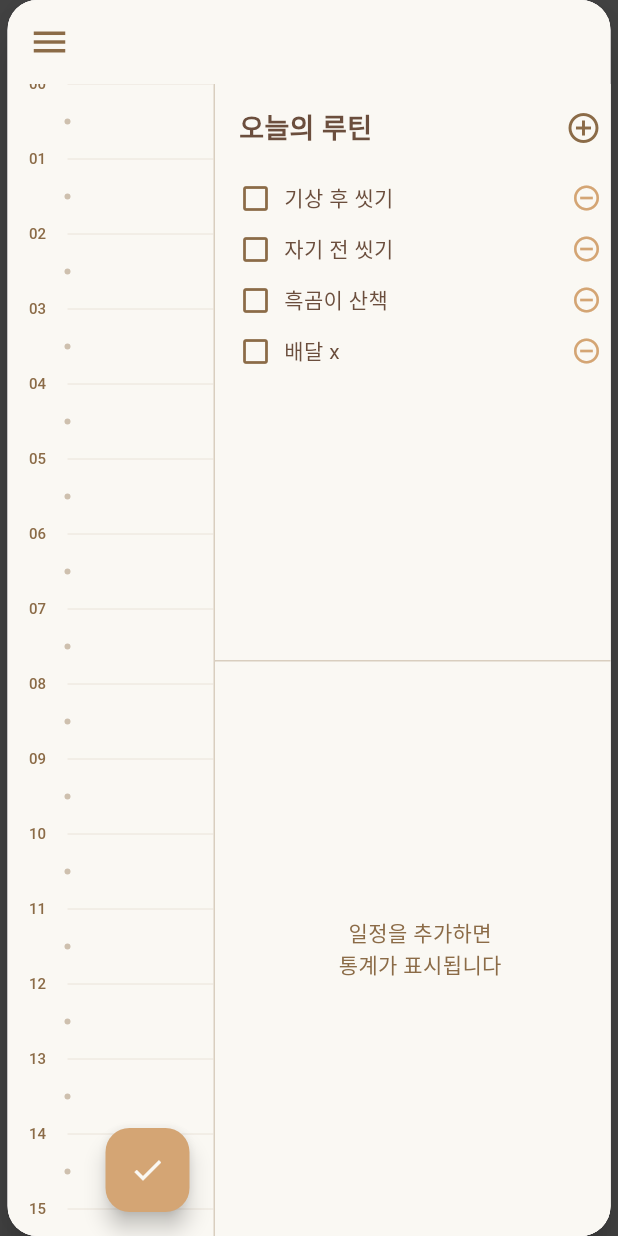
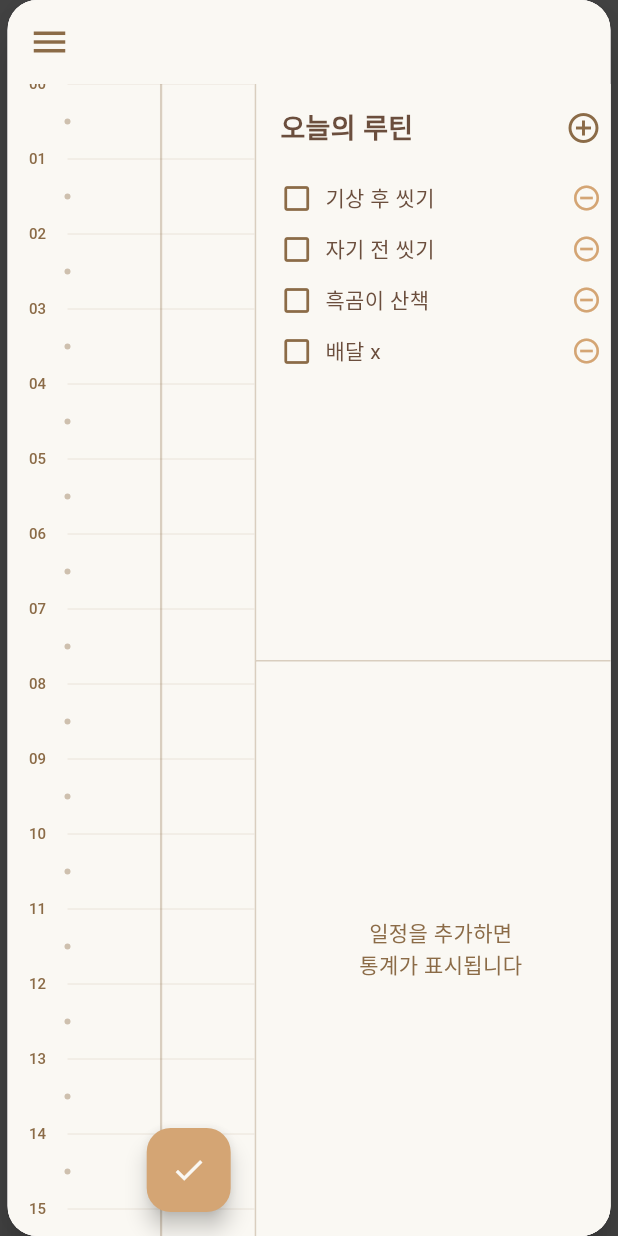
Before and after one commit to jam9582/todo, a Flutter app: the screen it shows after launch, after a tap on the "add" icon, on a phone screen of 412 x 824 dp. Run offline on Flutter 3.47's test engine with Material 3 defaults, Android fonts, the phone set to English and light mode, and no system bars.

Commit message:
feat: 할일 2트랙으로 등록 가능하게 구현

```diff
--- a/lib/models/schedule_entry.dart
+++ b/lib/models/schedule_entry.dart
@@ -6,10 +6,12 @@ class ScheduleEntry {
   final TimeOfDay startTime;
   final TimeOfDay endTime;
   final ActivityCategory category;
+  final int track; // 0: 왼쪽 트랙, 1: 오른쪽 트랙
 
   ScheduleEntry({
     required this.startTime,
     required this.endTime,
     required this.category,
+    this.track = 0, // 기본값: 왼쪽 트랙
   });
 }
--- a/lib/screens/schedule_screen.dart
+++ b/lib/screens/schedule_screen.dart
@@ -50,14 +50,17 @@ class _ScheduleScreenState extends State<ScheduleScreen> {
   /// 편집 모드 상태 (true일 때만 드래그로 일정 추가 가능)
   bool _isEditMode = false;
 
+  /// 드래그한 트랙 (0: 왼쪽, 1: 오른쪽)
+  int _selectedTrack = 0;
+
   // --- 빌드 메서드 ---
 
   @override
   Widget build(BuildContext context) {
     final screenWidth = MediaQuery.of(context).size.width;
     final screenHeight = MediaQuery.of(context).size.height;
-    final leftWidth = screenWidth / 3; // 왼쪽 1/3
-    final rightWidth = screenWidth * 2 / 3; // 오른쪽 2/3
+    final leftWidth = screenWidth * 2 / 5; // 왼쪽 2/5
+    final rightWidth = screenWidth * 3 / 5; // 오른쪽 3/5
 
     return Scaffold(
       appBar: AppBar(
@@ -93,6 +96,7 @@ class _ScheduleScreenState extends State<ScheduleScreen> {
                           painter: TimelinePainter(
                             hourHeight: AppSizes.hourHeight,
                             timelineWidth: AppSizes.timelineWidth,
+                            totalWidth: leftWidth,
                             context: context,
                           ),
                         ),
@@ -103,6 +107,7 @@ class _ScheduleScreenState extends State<ScheduleScreen> {
                               isEditMode: _isEditMode,
                               hourHeight: AppSizes.hourHeight,
                               timelineWidth: AppSizes.timelineWidth,
+                              totalWidth: leftWidth,
                               onTap: () => _deleteSchedule(entry),
                             )),
 
@@ -114,6 +119,7 @@ class _ScheduleScreenState extends State<ScheduleScreen> {
                             isEditMode: _isEditMode,
                             hourHeight: AppSizes.hourHeight,
                             timelineWidth: AppSizes.timelineWidth,
+                            totalWidth: leftWidth,
                           ),
 
                         // 4. 드래그를 감지할 제스처 영역 (편집 모드일 때만)
@@ -265,10 +271,18 @@ class _ScheduleScreenState extends State<ScheduleScreen> {
     _dragStartTime = TimeUtils.getTimeFromOffset(details.localPosition.dy, AppSizes.hourHeight);
     _dragEndTime = _dragStartTime;
 
+    // 드래그 위치에 따라 트랙 선택 (왼쪽 절반 = 트랙 0, 오른쪽 절반 = 트랙 1)
+    final screenWidth = MediaQuery.of(context).size.width;
+    final leftWidth = screenWidth * 2 / 5;
+    final availableWidth = leftWidth - AppSizes.timelineWidth;
+    final trackThreshold = AppSizes.timelineWidth + (availableWidth / 2);
+    _selectedTrack = details.localPosition.dx < trackThreshold ? 0 : 1;
+
     setState(() {
       _previewEntry = ScheduleEntry(
         startTime: _dragStartTime!,
         endTime: _dragEndTime!,
+        track: _selectedTrack,
         category: ActivityCategory(
           name: '...',
           icon: Icons.drag_handle,
@@ -291,6 +305,7 @@ class _ScheduleScreenState extends State<ScheduleScreen> {
       _previewEntry = ScheduleEntry(
         startTime: startTimeInMinutes < endTimeInMinutes ? _dragStartTime! : _dragEndTime!,
         endTime: startTimeInMinutes < endTimeInMinutes ? _dragEndTime! : _dragStartTime!,
+        track: _selectedTrack,
         category: _previewEntry!.category,
       );
     });
@@ -510,6 +525,7 @@ class _ScheduleScreenState extends State<ScheduleScreen> {
                         _schedules.add(ScheduleEntry(
                           startTime: _previewEntry!.startTime,
                           endTime: _previewEntry!.endTime,
+                          track: _previewEntry!.track,
                           category: category,
                         ));
                         _previewEntry = null;
--- a/lib/utils/constants.dart
+++ b/lib/utils/constants.dart
@@ -11,13 +11,13 @@ class AppColors {
   static const Color lightBrown = Color(0xFFD4A574);
   static const Color veryLightBrown = Color(0xFFB4926F);
 
-  // 카테고리 색상
-  static const Color categoryWork = Color(0xFF8B6B47);
-  static const Color categoryStudy = Color(0xFFB4926F);
-  static const Color categoryMeal = Color(0xFFD4A574);
-  static const Color categoryExercise = Color(0xFFA67B5B);
-  static const Color categoryRest = Color(0xFFC9A88A);
-  static const Color categoryGame = Color(0xFF9E7E5E);
+  // 카테고리 색상 (다양한 색상으로 구분)
+  static const Color categoryWork = Color(0xFF5B7C99);      // 블루 계열
+  static const Color categoryStudy = Color(0xFF6B9B6E);     // 그린 계열
+  static const Color categoryMeal = Color(0xFFD4834F);      // 오렌지 계열
+  static const Color categoryExercise = Color(0xFFB85C5C);  // 레드 계열
+  static const Color categoryRest = Color(0xFF9B7BB3);      // 퍼플 계열
+  static const Color categoryGame = Color(0xFF5B9B9B);      // 틸 계열
 }
 
 /// 앱 전체에서 사용하는 크기 상수
--- a/lib/widgets/timeline/timeline_painter.dart
+++ b/lib/widgets/timeline/timeline_painter.dart
@@ -5,11 +5,13 @@ import '../../utils/constants.dart';
 class TimelinePainter extends CustomPainter {
   final double hourHeight;
   final double timelineWidth;
+  final double totalWidth;
   final BuildContext context;
 
   TimelinePainter({
     required this.hourHeight,
     required this.timelineWidth,
+    required this.totalWidth,
     required this.context,
   });
 
@@ -22,6 +24,11 @@ class TimelinePainter extends CustomPainter {
     final dotPaint = Paint()
       ..color = AppColors.primaryBrown.withValues(alpha: 0.4);
 
+    // 트랙 구분선 페인트
+    final trackDividerPaint = Paint()
+      ..color = AppColors.primaryBrown.withValues(alpha: 0.3)
+      ..strokeWidth = 1.5;
+
     final textPainter = TextPainter(
       textAlign: TextAlign.center,
       textDirection: TextDirection.ltr,
@@ -32,6 +39,10 @@ class TimelinePainter extends CustomPainter {
       fontSize: 10,
       fontWeight: FontWeight.w500,
     );
+
+    // 중앙 트랙 구분선 위치 계산
+    final double availableWidth = totalWidth - timelineWidth;
+    final double trackDividerX = timelineWidth + (availableWidth / 2);
 
     for (int i = 0; i < 24; i++) {
       final y = i * hourHeight;
@@ -65,12 +76,20 @@ class TimelinePainter extends CustomPainter {
         dotPaint,
       );
     }
+
+    // Draw vertical track divider line (중앙 구분선)
+    canvas.drawLine(
+      Offset(trackDividerX, 0),
+      Offset(trackDividerX, size.height),
+      trackDividerPaint,
+    );
   }
 
   @override
   bool shouldRepaint(covariant TimelinePainter oldDelegate) {
     return oldDelegate.hourHeight != hourHeight ||
         oldDelegate.timelineWidth != timelineWidth ||
+        oldDelegate.totalWidth != totalWidth ||
         oldDelegate.context != context;
   }
 }
```
Also changed, not shown: lib/widgets/timeline/schedule_block.dart (+13 -2 lines).
